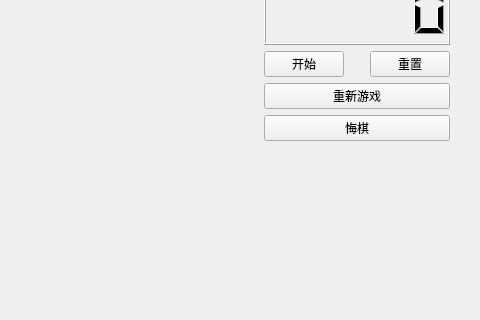
The window that ChessBoard.ui (XMuli/ChineseChess) describes before a commit, drawn with Qt 5; both pictures show x 676 to 1156 and y 99 to 419 of the 1156 by 940 pixel window.
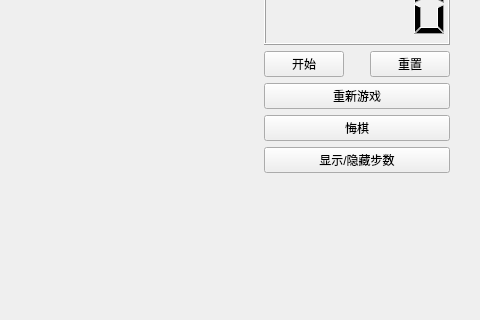
The same window after the commit. Icons and pictures are not drawn.

Commit message: feat: refactor canMove function for ChessBoard && add showStep button in UI

Patch:
```diff
--- a/ChessBoard.ui
+++ b/ChessBoard.ui
@@ -157,6 +157,13 @@
          </property>
         </widget>
        </item>
+       <item>
+        <widget class="QPushButton" name="pushButton_showStep">
+         <property name="text">
+          <string>显示/隐藏步数</string>
+         </property>
+        </widget>
+       </item>
        <item>
         <spacer name="verticalSpacer">
          <property name="orientation">
```
The commit also changes 2 other files.
